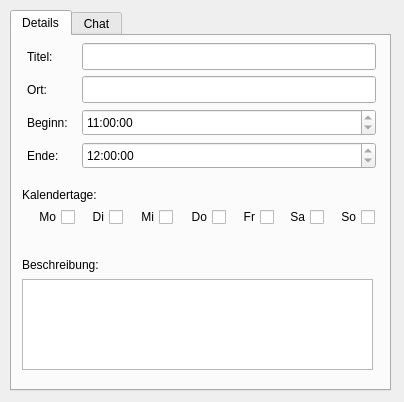
This is core/gui_ui_detailswindow.ui in shahrutul/p2p as Qt 5 draws it before an edit. The edited form follows.
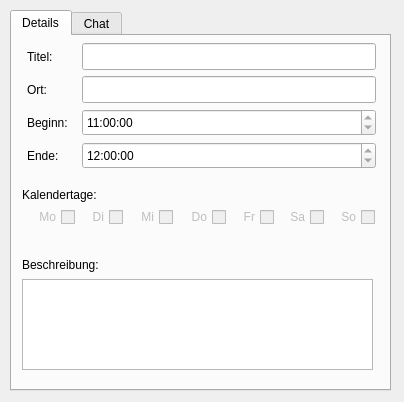
This is the edited form.

Commit message: Sicherung (Zwischenstand)

Diff of the .ui file:
```diff
--- a/core/gui_ui_detailswindow.ui
+++ b/core/gui_ui_detailswindow.ui
@@ -30,6 +30,9 @@
      <string>Details</string>
     </attribute>
     <widget class="QCheckBox" name="cbSo">
+     <property name="enabled">
+      <bool>false</bool>
+     </property>
      <property name="geometry">
       <rect>
        <x>318</x>
@@ -44,11 +47,11 @@
      <property name="text">
       <string>So</string>
      </property>
-     <property name="checkable">
-      <bool>false</bool>
-     </property>
     </widget>
     <widget class="QCheckBox" name="cbMo">
+     <property name="enabled">
+      <bool>false</bool>
+     </property>
      <property name="geometry">
       <rect>
        <x>14</x>
@@ -63,9 +66,6 @@
      <property name="text">
       <string>Mo</string>
      </property>
-     <property name="checkable">
-      <bool>false</bool>
-     </property>
     </widget>
     <widget class="QLineEdit" name="leOrt">
      <property name="geometry">
@@ -81,6 +81,9 @@
      </property>
     </widget>
     <widget class="QCheckBox" name="cbMi">
+     <property name="enabled">
+      <bool>false</bool>
+     </property>
      <property name="geometry">
       <rect>
        <x>117</x>
@@ -95,9 +98,6 @@
      <property name="text">
       <string>Mi</string>
      </property>
-     <property name="checkable">
-      <bool>false</bool>
-     </property>
     </widget>
     <widget class="QTimeEdit" name="teEnde">
      <property name="geometry">
@@ -133,6 +133,9 @@
      </property>
     </widget>
     <widget class="QCheckBox" name="cbDi">
+     <property name="enabled">
+      <bool>false</bool>
+     </property>
      <property name="geometry">
       <rect>
        <x>69</x>
@@ -147,9 +150,6 @@
      <property name="text">
       <string>Di</string>
      </property>
-     <property name="checkable">
-      <bool>false</bool>
-     </property>
     </widget>
     <widget class="QPlainTextEdit" name="pteBeschreibung">
      <property name="geometry">
@@ -178,6 +178,9 @@
      </property>
     </widget>
     <widget class="QCheckBox" name="cbDo">
+     <property name="enabled">
+      <bool>false</bool>
+     </property>
      <property name="geometry">
       <rect>
        <x>167</x>
@@ -192,9 +195,6 @@
      <property name="text">
       <string>Do</string>
      </property>
-     <property name="checkable">
-      <bool>false</bool>
-     </property>
     </widget>
     <widget class="QTimeEdit" name="teBeginn">
      <property name="geometry">
@@ -269,6 +269,9 @@
      </property>
     </widget>
     <widget class="QCheckBox" name="cbFr">
+     <property name="enabled">
+      <bool>false</bool>
+     </property>
      <property name="geometry">
       <rect>
        <x>220</x>
@@ -283,11 +286,14 @@
      <property name="text">
       <string>Fr</string>
      </property>
-     <property name="checkable">
+     <property name="checked">
       <bool>false</bool>
      </property>
     </widget>
     <widget class="QCheckBox" name="cbSa">
+     <property name="enabled">
+      <bool>false</bool>
+     </property>
      <property name="geometry">
       <rect>
        <x>268</x>
@@ -302,9 +308,6 @@
      <property name="text">
       <string>Sa</string>
      </property>
-     <property name="checkable">
-      <bool>false</bool>
-     </property>
     </widget>
     <widget class="QLabel" name="lbKalendertage">
      <property name="geometry">
```
The commit also changes 2 other files.
